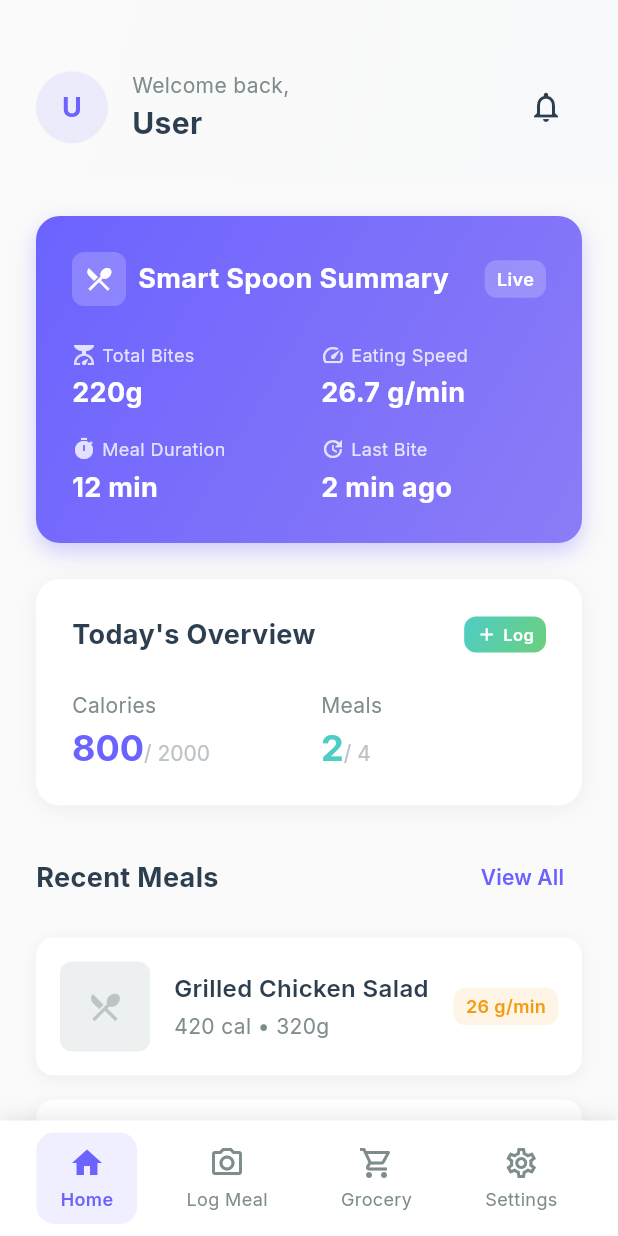
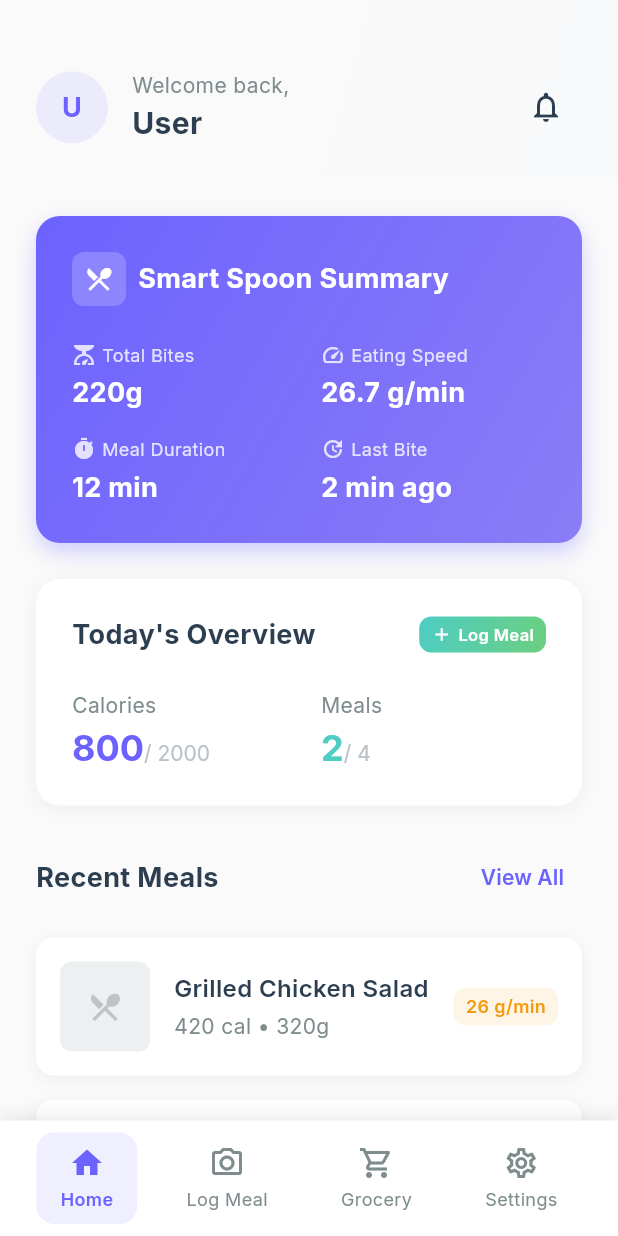
Before and after one commit to Muhammadurasheed/smart_byte, a Flutter app: the HomeDashboard screen opened directly, on a phone screen of 412 x 824 dp. Run offline on Flutter 3.47's test engine with Material 3 defaults, Android fonts, the light colour scheme and no system bars; our stand-ins replace google_fonts, image_picker; network calls fail.

Commit message:
fixed overfow issues

```diff
--- a/lib/screens/home/home_dashboard.dart
+++ b/lib/screens/home/home_dashboard.dart
@@ -170,25 +170,7 @@ class HomeDashboard extends StatelessWidget {
                   color: Colors.white,
                 ),
               ),
-              const Spacer(),
-              Container(
-                padding: const EdgeInsets.symmetric(
-                  horizontal: AppSizes.paddingS,
-                  vertical: AppSizes.paddingXS,
-                ),
-                decoration: BoxDecoration(
-                  color: Colors.white.withOpacity(0.2),
-                  borderRadius: BorderRadius.circular(AppSizes.radiusS),
-                ),
-                child: Text(
-                  'Live',
-                  style: GoogleFonts.inter(
-                    fontSize: 12,
-                    fontWeight: FontWeight.w600,
-                    color: Colors.white,
-                  ),
-                ),
-              ),
+
             ],
           ),
           const SizedBox(height: AppSizes.paddingL),
@@ -307,7 +289,7 @@ class HomeDashboard extends StatelessWidget {
                             const Icon(Icons.add, color: Colors.white, size: 14),
                             const SizedBox(width: AppSizes.paddingXS),
                             Text(
-                              'Log',
+                              'Log Meal',
                               style: GoogleFonts.inter(
                                 fontSize: 11,
                                 fontWeight: FontWeight.w600,
```
